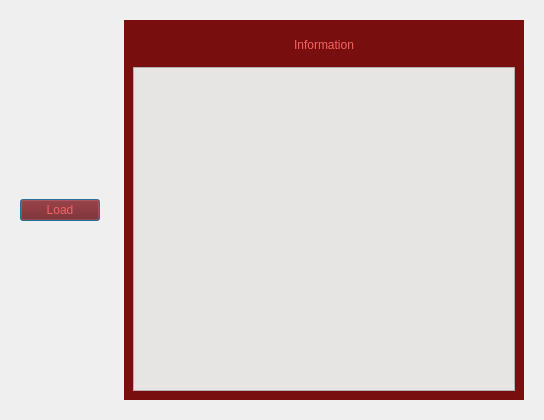
First picture: the form in src/gui/generated/ui/ui_LoadTestWindow.ui, repository matusjokay/paranoYa, before the edit.
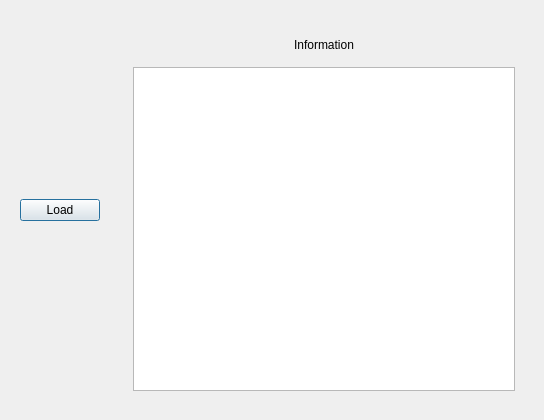
Second picture: the form after the edit.

The edit to the form file:
```diff
--- a/src/gui/generated/ui/ui_LoadTestWindow.ui
+++ b/src/gui/generated/ui/ui_LoadTestWindow.ui
@@ -19,9 +19,6 @@
      <layout class="QVBoxLayout" name="verticalLayout_4">
       <item>
        <widget class="QPushButton" name="Loadbtn">
-        <property name="styleSheet">
-         <string notr="true">background-color:#720E0E;color:#F86262</string>
-        </property>
         <property name="text">
          <string>Load</string>
         </property>
@@ -35,21 +32,12 @@
      <layout class="QVBoxLayout" name="verticalLayout_3">
       <item>
        <widget class="QWidget" name="Info_Area" native="true">
-        <property name="styleSheet">
-         <string notr="true">background-color:#790E0E</string>
-        </property>
         <layout class="QVBoxLayout" name="verticalLayout_2">
          <item>
           <widget class="QWidget" name="Info_Text" native="true">
-           <property name="styleSheet">
-            <string notr="true"/>
-           </property>
            <layout class="QVBoxLayout" name="verticalLayout">
             <item>
              <widget class="QLabel" name="label">
-              <property name="styleSheet">
-               <string notr="true">color:#F86262</string>
-              </property>
               <property name="text">
                <string>Information</string>
               </property>
@@ -62,11 +50,7 @@
           </widget>
          </item>
          <item>
-          <widget class="QTextEdit" name="textEdit">
-           <property name="styleSheet">
-            <string notr="true">background-color:#E7E4E4</string>
-           </property>
-          </widget>
+          <widget class="QTextEdit" name="textEdit"/>
          </item>
         </layout>
        </widget>
```
Left out of the diff: 1 changed line with no effect on the pictures.
